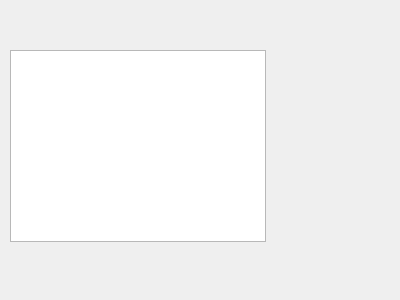
First picture: the form in client/UserList.ui, repository anphetamina/CoText, before the edit.
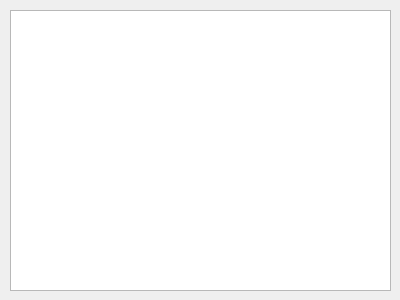
Second picture: the form after the edit.

Commit message: user list

Patch:
```diff
--- a/client/UserList.ui
+++ b/client/UserList.ui
@@ -17,9 +17,9 @@
    <property name="geometry">
     <rect>
      <x>10</x>
-     <y>50</y>
-     <width>256</width>
-     <height>192</height>
+     <y>10</y>
+     <width>381</width>
+     <height>281</height>
     </rect>
    </property>
   </widget>
```
The commit also changes 13 other files.
